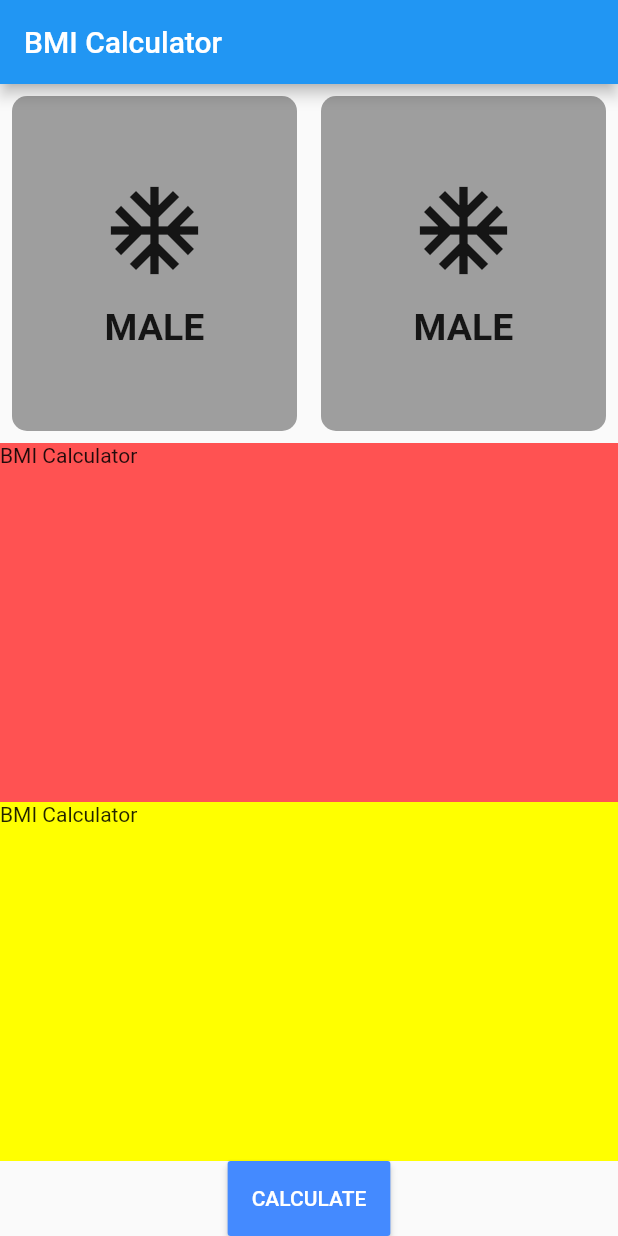
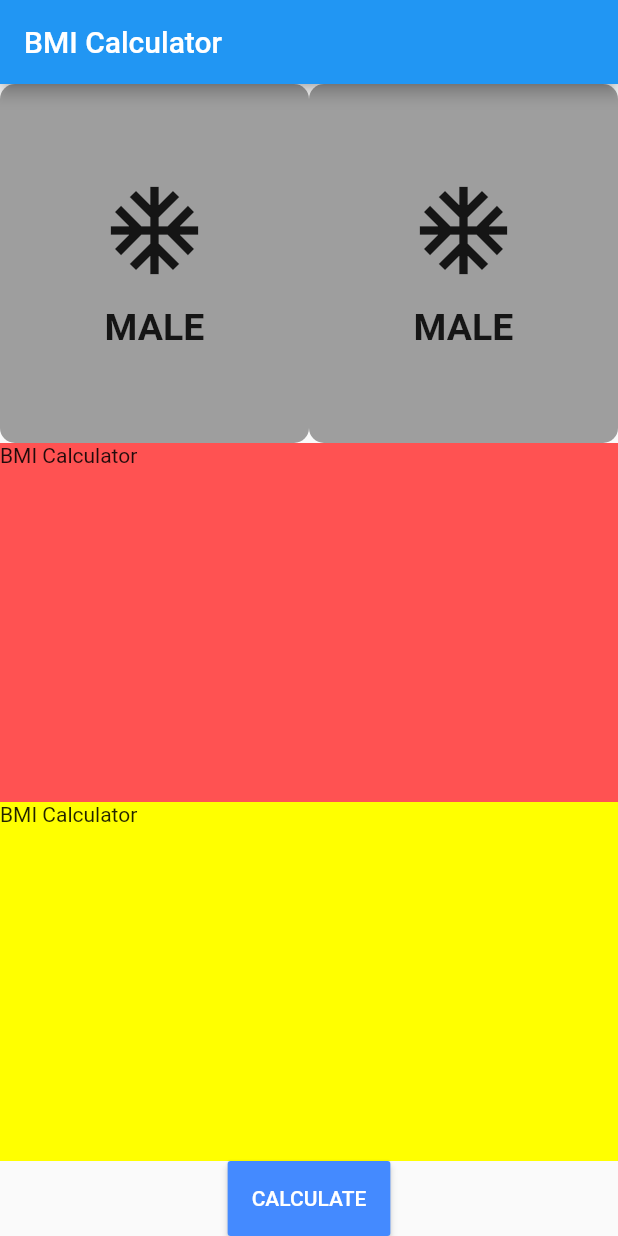
Before and after one commit to Devsaci/bmi_calculator_mansour, a Flutter app: the screen it shows after launch, on a phone screen of 412 x 824 dp. Run offline on Flutter 3.47's test engine with Material 2 defaults, Android fonts, the phone set to English and light mode, and no system bars.

Commit message:
Remove Padding

```diff
--- a/lib/bmi_screen.dart
+++ b/lib/bmi_screen.dart
@@ -24,8 +24,6 @@ class _BmiScreenState extends State<BmiScreen> {
             child: Row(
               children: [
                 Expanded(
-                  child: Padding(
-                    padding: const EdgeInsets.all(8.0),
                   child: Container(
                     child: Column(
                       mainAxisAlignment: MainAxisAlignment.center,
@@ -50,10 +48,7 @@ class _BmiScreenState extends State<BmiScreen> {
                     ),
                   ),
                 ),
-                ),
                 Expanded(
-                  child: Padding(
-                    padding: const EdgeInsets.all(8.0),
                   child: Container(
                     child: Column(
                       mainAxisAlignment: MainAxisAlignment.center,
@@ -75,7 +70,6 @@ class _BmiScreenState extends State<BmiScreen> {
                     decoration: BoxDecoration(
                       borderRadius: BorderRadius.circular(10.0),
                       color: Colors.grey,
-                      ),
                     ),
                   ),
                 ),
```
Lines whose indentation alone changed are shown as unchanged.
